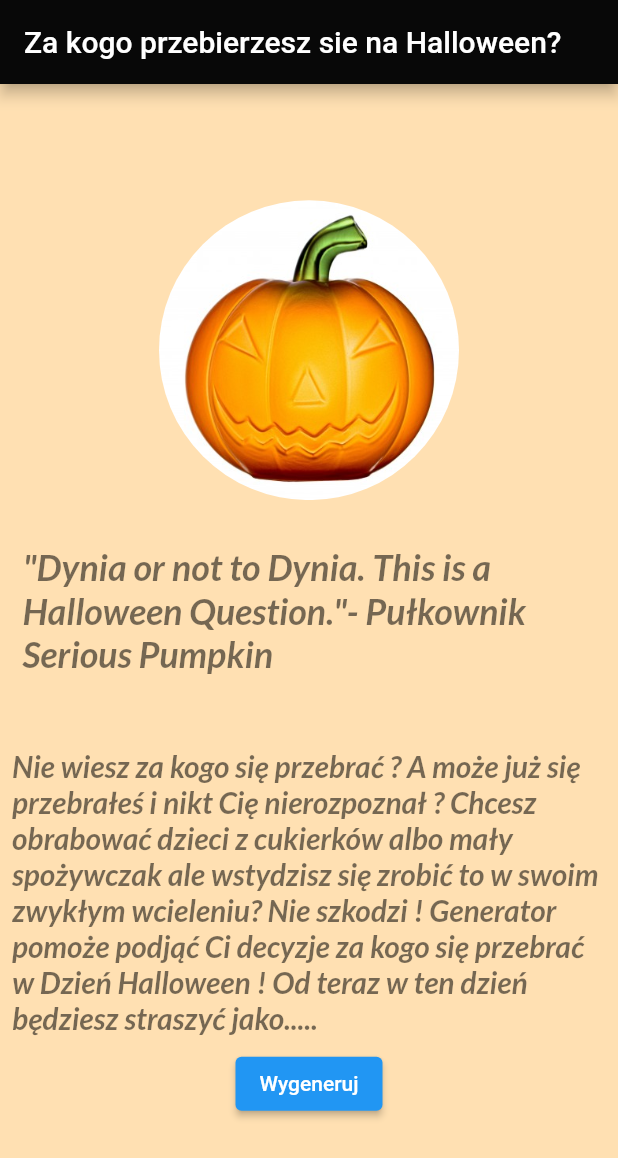
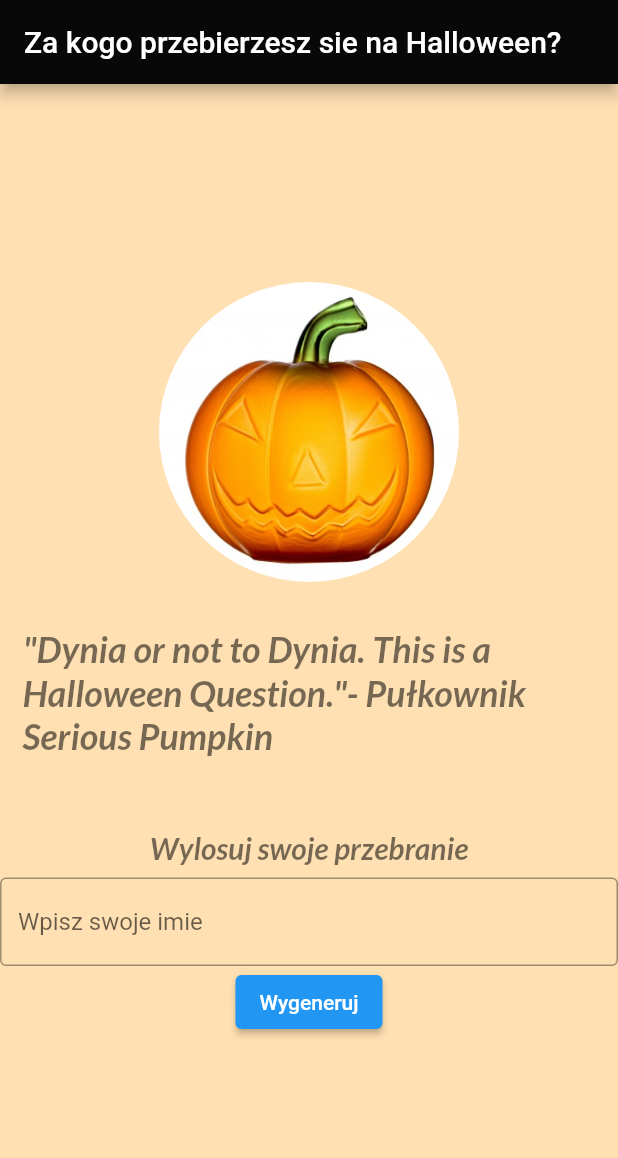
Before and after one commit to piotrmazimazurek/Daily-World-Weather, a Flutter app: the screen it shows after launch, on a phone screen of 412 x 824 dp. Shown: the top 1158 px of the screen. Run offline on Flutter 3.47's test engine with Material 2 defaults, Android fonts, the phone set to English and light mode, and no system bars; our stand-ins replace google_fonts.

Commit message:
Add TextField

```diff
--- a/lib/first/first_page.dart
+++ b/lib/first/first_page.dart
@@ -1,26 +1,32 @@
+// ignore_for_file: prefer_const_constructors
+
 import 'package:dotestowania/info/info_page.dart';
 import 'package:flutter/material.dart';
 import 'package:google_fonts/google_fonts.dart';
 
 class FirstPage extends StatelessWidget {
-  const FirstPage({
+  FirstPage({
     Key? key,
   }) : super(key: key);
+
+  final controller = TextEditingController();
 
   @override
   Widget build(BuildContext context) {
     return Scaffold(
         appBar: AppBar(
-        title: const Text(
+          title: Text(
             "Za kogo przebierzesz sie na Halloween?",
           ),
-        backgroundColor: const Color.fromARGB(255, 8, 8, 8),
+          backgroundColor: Color.fromARGB(255, 8, 8, 8),
         ),
         body: Center(
+          child: SingleChildScrollView(
+            reverse: true,
             child: Column(
               mainAxisAlignment: MainAxisAlignment.center,
               children: [
-            const CircleAvatar(
+                CircleAvatar(
                   backgroundImage: AssetImage('images/dynia2.jpg'),
                   radius: 100,
                 ),
@@ -28,7 +34,7 @@ class FirstPage extends StatelessWidget {
                   height: 15,
                 ),
                 Padding(
-              padding: const EdgeInsets.all(15.0),
+                  padding: EdgeInsets.all(15.0),
                   child: Text(
                     '"Dynia or not to Dynia. This is a Halloween Question."- Pułkownik Serious Pumpkin',
                     style: GoogleFonts.lato(
@@ -39,13 +45,13 @@ class FirstPage extends StatelessWidget {
                     ),
                   ),
                 ),
-            const SizedBox(
+                SizedBox(
                   height: 25,
                 ),
                 Padding(
-              padding: const EdgeInsets.all(8.0),
+                  padding: EdgeInsets.all(8.0),
                   child: Text(
-                'Nie wiesz za kogo się przebrać ? A może już się przebrałeś i nikt Cię nierozpoznał ? Chcesz obrabować dzieci z cukierków albo mały spożywczak ale wstydzisz się zrobić to w swoim zwykłym wcieleniu? Nie szkodzi ! Generator pomoże podjąć Ci decyzje za kogo się przebrać w Dzień Halloween ! Od teraz w ten dzień będziesz straszyć jako.....',
+                    "Wylosuj swoje przebranie",
                     style: GoogleFonts.lato(
                       textStyle: Theme.of(context).textTheme.headline4,
                       fontSize: 20,
@@ -54,17 +60,24 @@ class FirstPage extends StatelessWidget {
                     ),
                   ),
                 ),
+                TextField(
+                  controller: controller,
+                  decoration: InputDecoration(
+                      border: OutlineInputBorder(),
+                      hintText: "Wpisz swoje imie"),
+                ),
                 ElevatedButton(
                   onPressed: () {
                     Navigator.of(context).push(
-                  MaterialPageRoute(builder: (_) => const InfoPage()),
+                      MaterialPageRoute(builder: (_) => InfoPage()),
                     );
+                    controller.clear();
                   },
-              child: const Text('Wygeneruj'),
+                  child: Text('Wygeneruj'),
                 ),
               ],
             ),
           ),
-    );
+        ));
   }
 }
```
Lines whose indentation alone changed are shown as unchanged.
